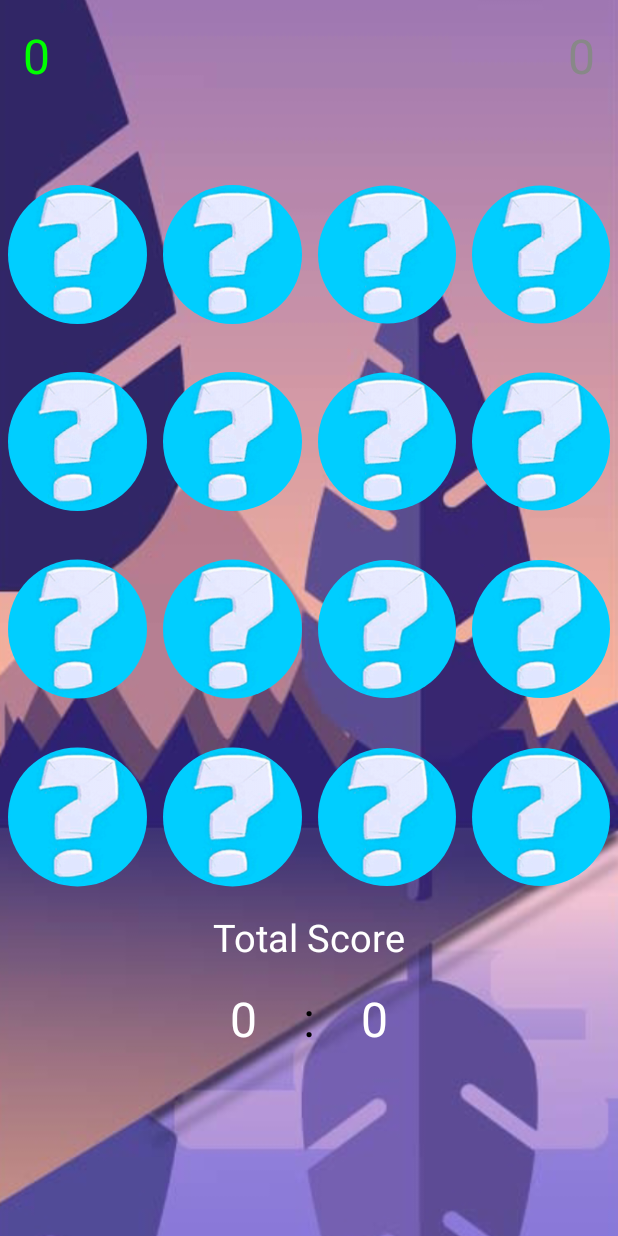
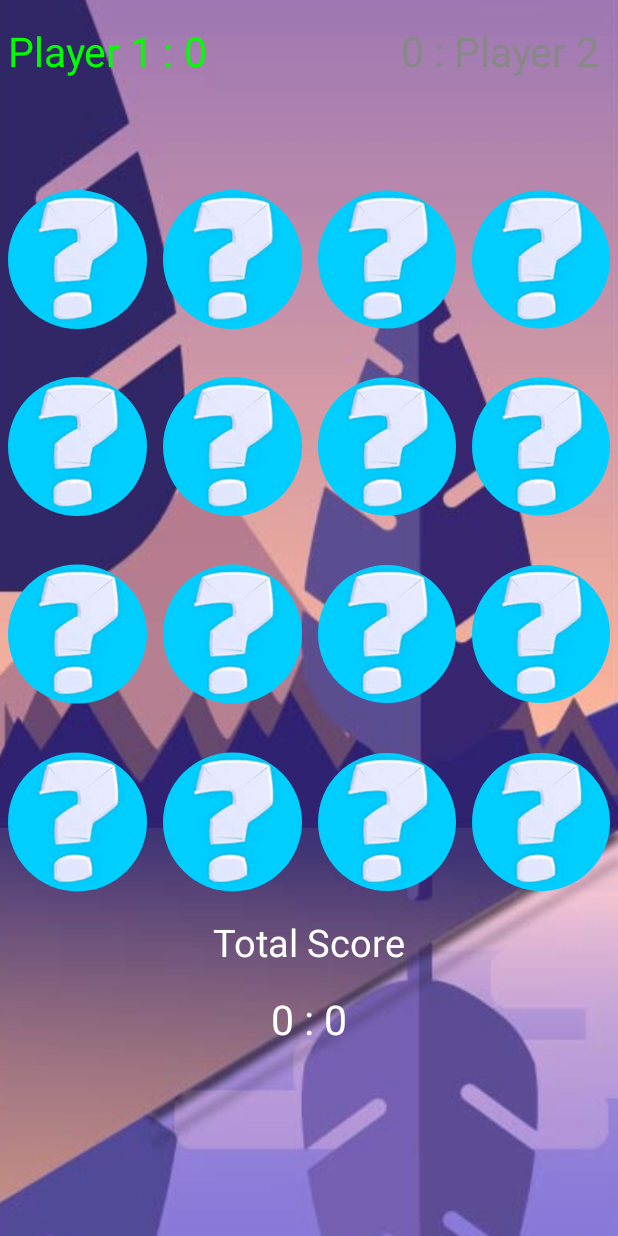
Before and after one commit to mixonko/Memory-Card-Game, an Android app: the MainActivity screen opened directly, with no data from a screen before it, on a phone screen of 412 x 824 dp. Run offline under Robolectric (Android 15) with nearby library versions, the light colour scheme and no system bars; plain views replace RoundedImageView.

Commit message:
add first-second players

```diff
--- a/app/src/main/java/com/mixonko/android/memorycardgame/GameActivity.kt
+++ b/app/src/main/java/com/mixonko/android/memorycardgame/GameActivity.kt
@@ -78,6 +78,8 @@ class MainActivity : AppCompatActivity() {
     private lateinit var secondPointsTextView: TextView
     private lateinit var firstGlobalPointsTextView: TextView
     private lateinit var secondGlobalPointsTextView: TextView
+    private lateinit var firstPlayerTextView: TextView
+    private lateinit var secondPlayerTextView: TextView
 
     private var firstCard: Int? = 0
     private var secondCard: Int? = 0
@@ -122,7 +124,9 @@ class MainActivity : AppCompatActivity() {
 
         startLayoutAnimation()
 
+        firstPlayerTextView.setTextColor(Color.GREEN)
         firstPointsTextView.setTextColor(Color.GREEN)
+        secondPlayerTextView.setTextColor(Color.GRAY)
         secondPointsTextView.setTextColor(Color.GRAY)
 
         imageView11.setTag(0)
@@ -193,10 +197,12 @@ class MainActivity : AppCompatActivity() {
             4 -> background.setImageResource(background4)
         }
 
-        firstPointsTextView = findViewById(R.id.points)
-        secondPointsTextView = findViewById(R.id.topPoints)
+        firstPointsTextView = findViewById(R.id.firstPoints)
+        secondPointsTextView = findViewById(R.id.secondPoints)
         firstGlobalPointsTextView = findViewById(R.id.first_global_points_tv)
         secondGlobalPointsTextView = findViewById(R.id.second_global_points_tv)
+        firstPlayerTextView = findViewById(R.id.first_player_tw)
+        secondPlayerTextView = findViewById(R.id.second_player_tw)
 
         line1 = findViewById(R.id.line_1)
         line2 = findViewById(R.id.line_2)
@@ -472,11 +478,15 @@ class MainActivity : AppCompatActivity() {
 
             if (turn == 1) {
                 turn = 2
+                firstPlayerTextView.setTextColor(Color.GRAY)
                 firstPointsTextView.setTextColor(Color.GRAY)
+                secondPlayerTextView.setTextColor(Color.GREEN)
                 secondPointsTextView.setTextColor(Color.GREEN)
             } else if (turn == 2) {
                 turn = 1
+                firstPlayerTextView.setTextColor(Color.GREEN)
                 firstPointsTextView.setTextColor(Color.GREEN)
+                secondPlayerTextView.setTextColor(Color.GRAY)
                 secondPointsTextView.setTextColor(Color.GRAY)
             }
         }
@@ -661,7 +671,9 @@ class MainActivity : AppCompatActivity() {
         secondGlobalPointsTextView.setText("$secondPlayerGlobalPoints")
         turn = settings.getInt(TURN, 1)
         if (turn == 2) {
+            firstPlayerTextView.setTextColor(Color.GRAY)
             firstPointsTextView.setTextColor(Color.GRAY)
+            secondPlayerTextView.setTextColor(Color.GREEN)
             secondPointsTextView.setTextColor(Color.GREEN)
         }
     }
@@ -699,7 +711,9 @@ class MainActivity : AppCompatActivity() {
 
             turn = settings.getInt(TURN, 1)
             if (turn == 2) {
+                firstPlayerTextView.setTextColor(Color.GRAY)
                 firstPointsTextView.setTextColor(Color.GRAY)
+                secondPlayerTextView.setTextColor(Color.GREEN)
                 secondPointsTextView.setTextColor(Color.GREEN)
             }
         } catch (e: Exception) {
--- a/app/src/main/res/layout/activity_game.xml
+++ b/app/src/main/res/layout/activity_game.xml
@@ -2,31 +2,61 @@
 <FrameLayout xmlns:android="http://schemas.android.com/apk/res/android"
     android:layout_width="match_parent"
     android:layout_height="match_parent"
-    android:orientation="vertical" >
+    android:orientation="vertical">
 
-        <ImageView
-            android:id="@+id/background"
-            android:layout_width="match_parent"
-            android:layout_height="match_parent"
-            android:src="@drawable/background1"
-            android:scaleType="centerCrop"/>
+    <ImageView
+        android:id="@+id/background"
+        android:layout_width="match_parent"
+        android:layout_height="match_parent"
+        android:scaleType="centerCrop"
+        android:src="@drawable/background1" />
+
+    <LinearLayout
+        android:layout_width="wrap_content"
+        android:layout_height="wrap_content"
+        android:layout_gravity="left"
+        android:gravity="center"
+        android:orientation="horizontal">
+
         <TextView
-            android:id="@+id/points"
+            android:id="@+id/first_player_tw"
             style="@style/PointsTextView"
-            android:layout_gravity="left"
+            android:layout_marginLeft="5dp"
+            android:text="Player 1 : " />
+
+        <TextView
+            android:id="@+id/firstPoints"
+            style="@style/PointsTextView"
+            android:text="0" />
+
+    </LinearLayout>
+
+    <LinearLayout
+        android:layout_width="wrap_content"
+        android:layout_height="wrap_content"
+        android:layout_gravity="right"
+        android:gravity="center"
+        android:orientation="horizontal">
+
+        <TextView
+            android:id="@+id/secondPoints"
+            style="@style/PointsTextView"
             android:text="0" />
 
         <TextView
-            android:id="@+id/topPoints"
+            android:id="@+id/second_player_tw"
             style="@style/PointsTextView"
-            android:layout_gravity="right"
-            android:text="0" />
+            android:layout_marginRight="5dp"
+            android:text=" : Player 2 "  />
+
+    </LinearLayout>
+
 
     <LinearLayout
         android:layout_width="match_parent"
         android:layout_height="match_parent"
-        android:orientation="vertical"
-        android:gravity="center" >
+        android:gravity="center"
+        android:orientation="vertical">
 
         <include
             layout="@layout/images"
@@ -34,11 +64,12 @@
             android:layout_height="500dp"
             android:elevation="@android:dimen/notification_large_icon_width" />
 
-        <TextView android:layout_width="wrap_content"
+        <TextView
+            android:layout_width="wrap_content"
             android:layout_height="wrap_content"
             android:text="@string/total_score"
             android:textColor="@color/colorWhite"
-            android:textSize="25sp"/>
+            android:textSize="25sp" />
 
         <LinearLayout
             android:layout_width="match_parent"
@@ -60,8 +91,8 @@
 
             <TextView
                 style="@style/GlobalPointsTextView"
-                android:textColor="@color/colorBlack"
-                android:text=":" />
+                android:layout_width="wrap_content"
+                android:text=" : "  />
 
             <FrameLayout
                 android:layout_width="0dp"
--- a/app/src/main/res/values/styles.xml
+++ b/app/src/main/res/values/styles.xml
@@ -34,8 +34,9 @@
     <style name="PointsTextView" >
         <item name="android:layout_width">wrap_content</item>
         <item name="android:layout_height">wrap_content</item>
-        <item name="android:textSize">32sp</item>
-        <item name="android:layout_margin">15sp</item>
+        <item name="android:textSize">27sp</item>
+        <item name="android:layout_marginTop">15sp</item>
+        <item name="android:layout_marginBottom">15sp</item>
     </style>
 
     <style name="GlobalPointsTextView" parent="PointsTextView" >
```
